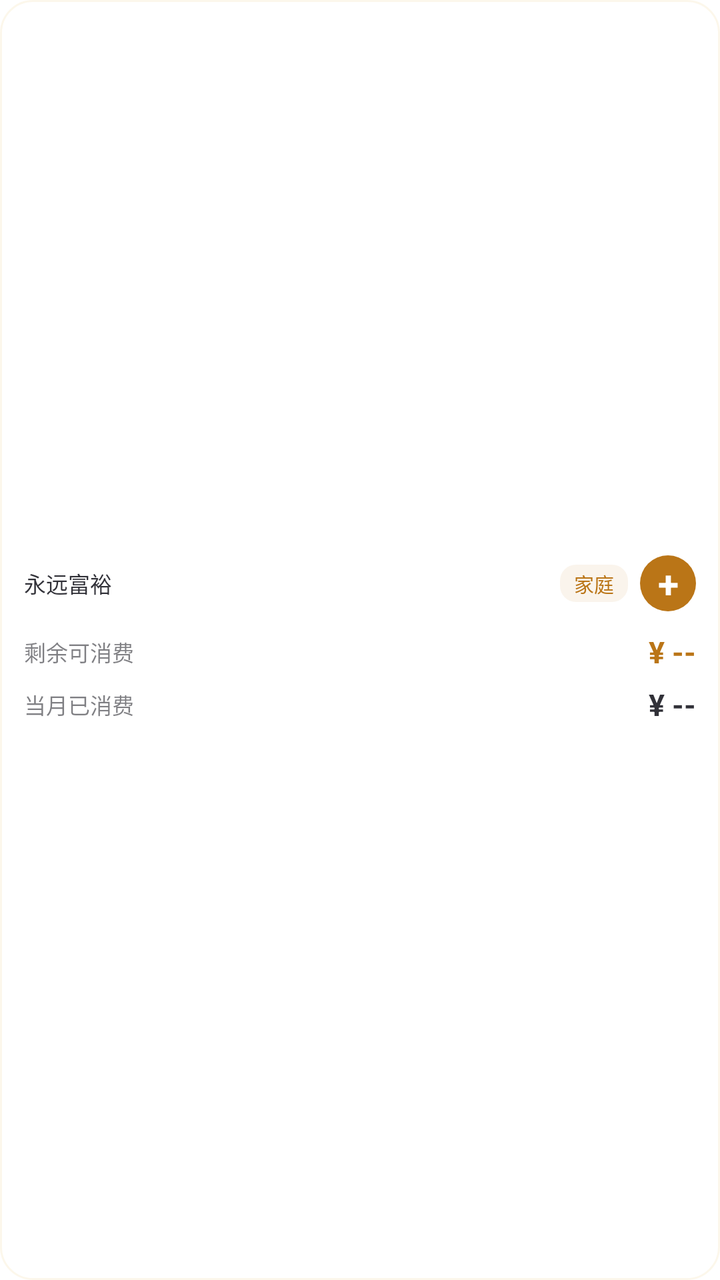
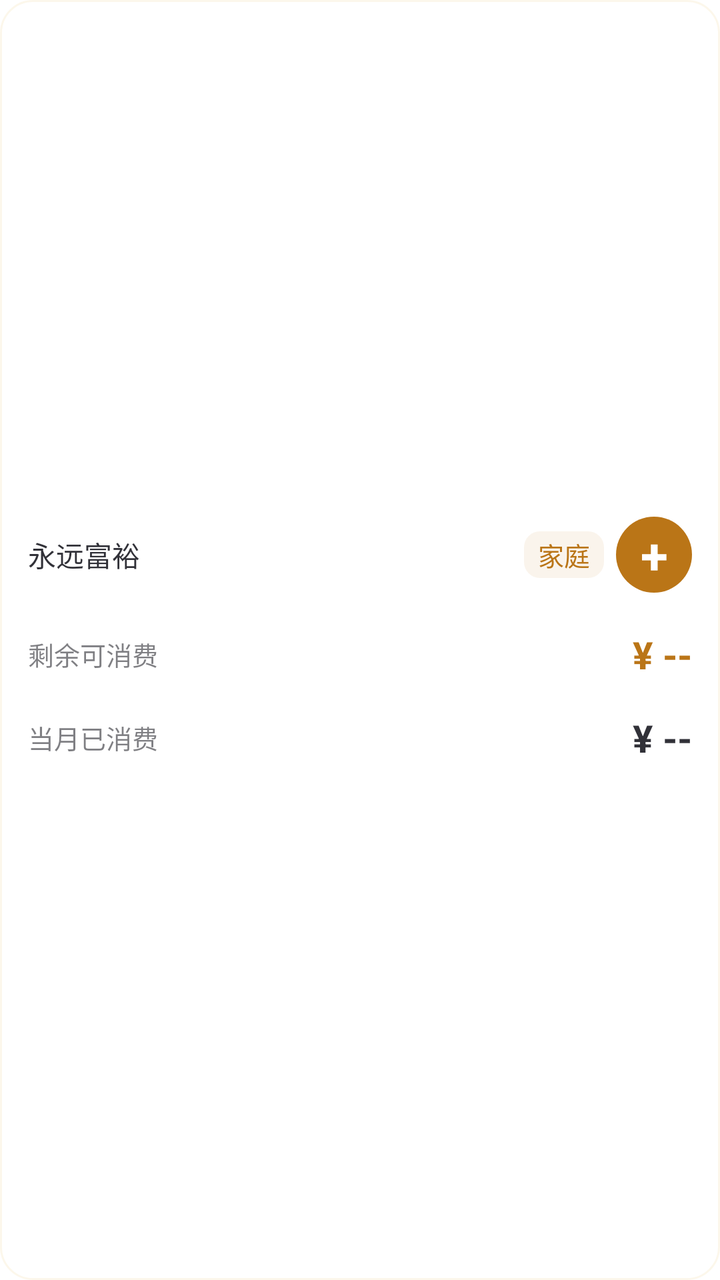

Compare the two renders of this Android layout. The source of the first and the diff that turns it into the second are given below.
<!-- AndroidManifest.xml: fallback theme Theme.MaterialComponents.DayNight.NoActionBar -->
<!-- res/layout/widget_finance_small.xml -->
<?xml version="1.0" encoding="utf-8"?>
<LinearLayout xmlns:android="http://schemas.android.com/apk/res/android"
    android:id="@+id/widget_root"
    android:layout_width="match_parent"
    android:layout_height="match_parent"
    android:background="@drawable/widget_background"
    android:gravity="center_vertical"
    android:orientation="vertical"
    android:paddingHorizontal="12dp"
    android:paddingVertical="10dp">

    
    <LinearLayout
        android:layout_width="match_parent"
        android:layout_height="wrap_content"
        android:gravity="center_vertical"
        android:orientation="horizontal">

        <TextView
            android:layout_width="0dp"
            android:layout_height="wrap_content"
            android:layout_weight="1"
            android:text="永远富裕"
            android:textColor="@color/widget_title"
            android:textSize="11sp" />

        <TextView
            android:id="@+id/widget_scope"
            android:layout_width="wrap_content"
            android:layout_height="wrap_content"
            android:layout_marginEnd="6dp"
            android:background="@drawable/widget_scope_chip"
            android:paddingStart="7dp"
            android:paddingTop="2dp"
            android:paddingEnd="7dp"
            android:paddingBottom="2dp"
            android:text="家庭"
            android:textColor="@color/widget_accent"
            android:textSize="10sp" />

        <TextView
            android:id="@+id/widget_add"
            android:layout_width="28dp"
            android:layout_height="28dp"
            android:background="@drawable/widget_add_btn"
            android:gravity="center"
            android:text="+"
            android:textColor="@color/widget_add_fg"
            android:textSize="19sp"
            android:textStyle="bold" />
    </LinearLayout>

    
    <LinearLayout
        android:layout_width="match_parent"
        android:layout_height="wrap_content"
        android:layout_marginTop="10dp"
        android:gravity="center_vertical"
        android:orientation="horizontal">

        <TextView
            android:layout_width="0dp"
            android:layout_height="wrap_content"
            android:layout_weight="1"
            android:text="剩余可消费"
            android:textColor="@color/widget_label"
            android:textSize="11sp" />

        <TextView
            android:id="@+id/widget_consumable"
            android:layout_width="wrap_content"
            android:layout_height="wrap_content"
            android:ellipsize="end"
            android:maxLines="1"
            android:text="¥ --"
            android:textColor="@color/widget_accent"
            android:textSize="15sp"
            android:textStyle="bold" />
    </LinearLayout>

    <LinearLayout
        android:layout_width="match_parent"
        android:layout_height="wrap_content"
        android:layout_marginTop="6dp"
        android:gravity="center_vertical"
        android:orientation="horizontal">

        <TextView
            android:layout_width="0dp"
            android:layout_height="wrap_content"
            android:layout_weight="1"
            android:text="当月已消费"
            android:textColor="@color/widget_label"
            android:textSize="11sp" />

        <TextView
            android:id="@+id/widget_spent"
            android:layout_width="wrap_content"
            android:layout_height="wrap_content"
            android:ellipsize="end"
            android:maxLines="1"
            android:text="¥ --"
            android:textColor="@color/widget_value"
            android:textSize="15sp"
            android:textStyle="bold" />
    </LinearLayout>
</LinearLayout>
<!-- resources referenced by this layout -->
<resources>
  <color name="widget_accent">#BA7517</color>
  <color name="widget_add_fg">#FFFFFFFF</color>
  <color name="widget_label">#8A12121A</color>
  <color name="widget_title">#DE12121A</color>
  <color name="widget_value">#DE12121A</color>
  <!-- drawable widget_add_btn (drawable) -->
  <?xml version="1.0" encoding="utf-8"?>
  <shape xmlns:android="http://schemas.android.com/apk/res/android"
      android:shape="oval">
      <solid android:color="@color/widget_add_bg" />
  </shape>
  <!-- drawable widget_background (drawable) -->
  <?xml version="1.0" encoding="utf-8"?>
  <shape xmlns:android="http://schemas.android.com/apk/res/android"
      android:shape="rectangle">
      <solid android:color="@color/widget_bg" />
      <corners android:radius="16dp" />
      <stroke
          android:width="1dp"
          android:color="@color/widget_border" />
  </shape>
  <!-- drawable widget_scope_chip (drawable) -->
  <?xml version="1.0" encoding="utf-8"?>
  <shape xmlns:android="http://schemas.android.com/apk/res/android"
      android:shape="rectangle">
      <solid android:color="@color/widget_chip_bg" />
      <corners android:radius="8dp" />
  </shape>
  <color name="widget_add_bg">#FFBA7517</color>
  <color name="widget_bg">#FFFFFFFF</color>
  <color name="widget_border">#22E8C268</color>
  <color name="widget_chip_bg">#14BA7517</color>
</resources>

<!-- the commit's change to res/layout/widget_finance_small.xml (unified diff, before → after) -->
@@ -6,8 +6,8 @@
     android:background="@drawable/widget_background"
     android:gravity="center_vertical"
     android:orientation="vertical"
-    android:paddingHorizontal="12dp"
-    android:paddingVertical="10dp">
+    android:paddingHorizontal="14dp"
+    android:paddingVertical="12dp">
 
     
     <LinearLayout
@@ -22,7 +22,7 @@
             android:layout_weight="1"
             android:text="永远富裕"
             android:textColor="@color/widget_title"
-            android:textSize="11sp" />
+            android:textSize="14sp" />
 
         <TextView
             android:id="@+id/widget_scope"
@@ -36,17 +36,17 @@
             android:paddingBottom="2dp"
             android:text="家庭"
             android:textColor="@color/widget_accent"
-            android:textSize="10sp" />
+            android:textSize="13sp" />
 
         <TextView
             android:id="@+id/widget_add"
-            android:layout_width="28dp"
-            android:layout_height="28dp"
+            android:layout_width="38dp"
+            android:layout_height="38dp"
             android:background="@drawable/widget_add_btn"
             android:gravity="center"
             android:text="+"
             android:textColor="@color/widget_add_fg"
-            android:textSize="19sp"
+            android:textSize="25sp"
             android:textStyle="bold" />
     </LinearLayout>
 
@@ -54,7 +54,7 @@
     <LinearLayout
         android:layout_width="match_parent"
         android:layout_height="wrap_content"
-        android:layout_marginTop="10dp"
+        android:layout_marginTop="18dp"
         android:gravity="center_vertical"
         android:orientation="horizontal">
 
@@ -64,7 +64,7 @@
             android:layout_weight="1"
             android:text="剩余可消费"
             android:textColor="@color/widget_label"
-            android:textSize="11sp" />
+            android:textSize="13sp" />
 
         <TextView
             android:id="@+id/widget_consumable"
@@ -74,14 +74,14 @@
             android:maxLines="1"
             android:text="¥ --"
             android:textColor="@color/widget_accent"
-            android:textSize="15sp"
+            android:textSize="19sp"
             android:textStyle="bold" />
     </LinearLayout>
 
     <LinearLayout
         android:layout_width="match_parent"
         android:layout_height="wrap_content"
-        android:layout_marginTop="6dp"
+        android:layout_marginTop="16dp"
         android:gravity="center_vertical"
         android:orientation="horizontal">
 
@@ -91,7 +91,7 @@
             android:layout_weight="1"
             android:text="当月已消费"
             android:textColor="@color/widget_label"
-            android:textSize="11sp" />
+            android:textSize="13sp" />
 
         <TextView
             android:id="@+id/widget_spent"
@@ -101,7 +101,7 @@
             android:maxLines="1"
             android:text="¥ --"
             android:textColor="@color/widget_value"
-            android:textSize="15sp"
+            android:textSize="19sp"
             android:textStyle="bold" />
     </LinearLayout>
 </LinearLayout>
